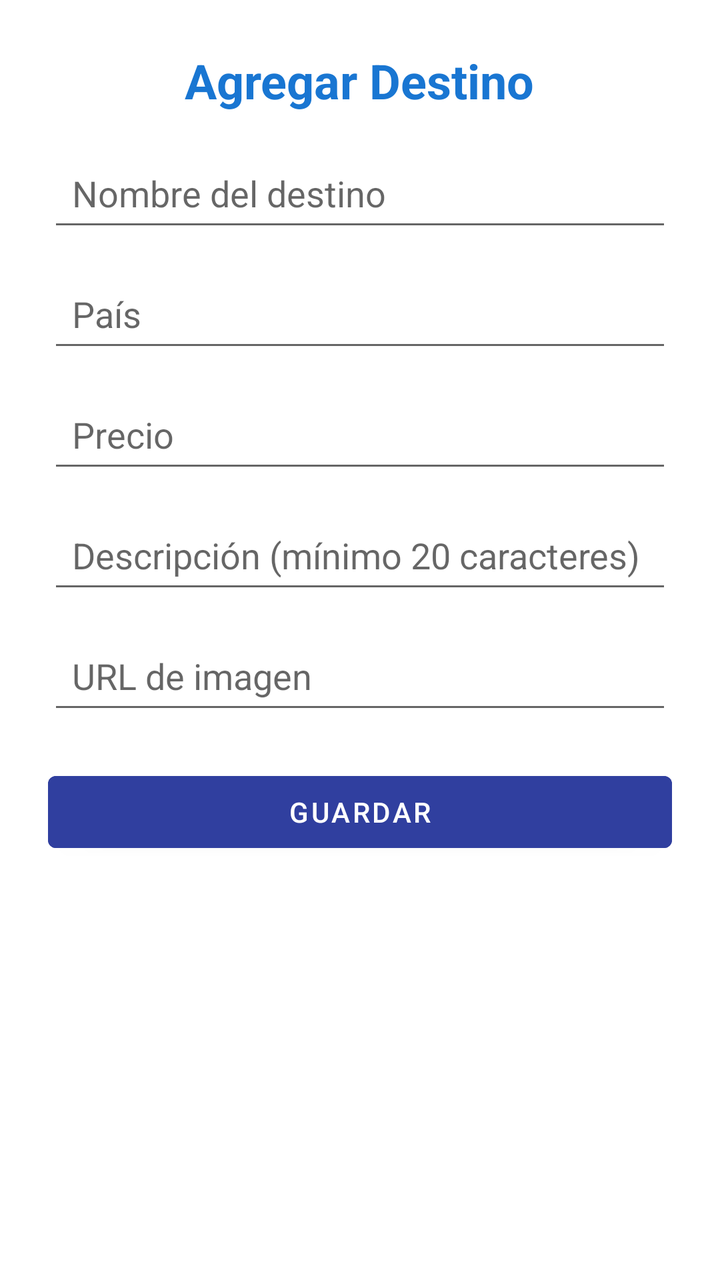
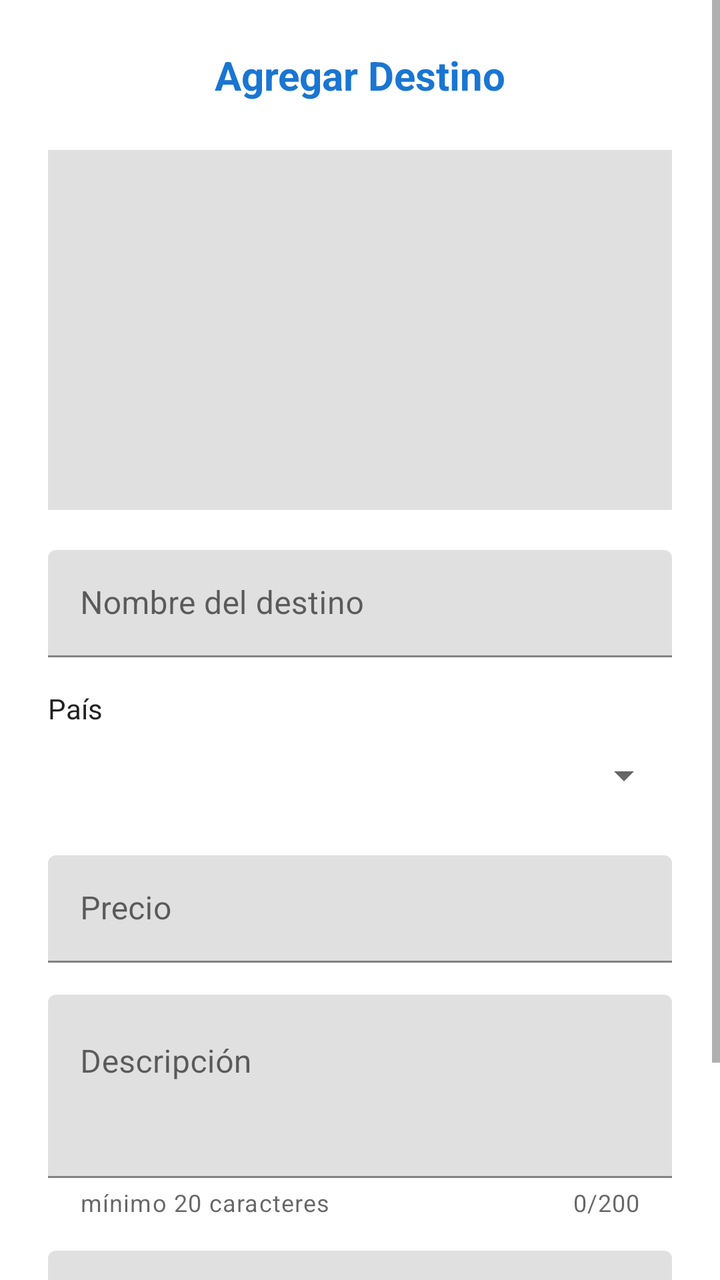

The first picture is an Android layout as it rendered before a commit; the second is the same layout after the commit. The layout source and the unified diff follow.
<!-- AndroidManifest.xml: application theme Theme.Desafio2DSM -->
<!-- res/layout/activity_add_destino.xml -->
<?xml version="1.0" encoding="utf-8"?>
<androidx.constraintlayout.widget.ConstraintLayout
    xmlns:android="http://schemas.android.com/apk/res/android"
    xmlns:app="http://schemas.android.com/apk/res-auto"
    android:id="@+id/main"
    android:layout_width="match_parent"
    android:layout_height="match_parent"
    android:background="@color/background">

    <ScrollView
        android:layout_width="0dp"
        android:layout_height="0dp"
        android:fillViewport="true"
        app:layout_constraintTop_toTopOf="parent"
        app:layout_constraintBottom_toBottomOf="parent"
        app:layout_constraintStart_toStartOf="parent"
        app:layout_constraintEnd_toEndOf="parent">

        <LinearLayout
            android:layout_width="match_parent"
            android:layout_height="wrap_content"
            android:orientation="vertical"
            android:padding="24dp">

            <TextView
                android:layout_width="wrap_content"
                android:layout_height="wrap_content"
                android:text="Agregar Destino"
                android:textSize="24sp"
                android:textStyle="bold"
                android:textColor="@color/blue_700"
                android:layout_gravity="center"
                android:layout_marginBottom="16dp"/>

            <EditText
                android:id="@+id/etNombre"
                android:layout_width="match_parent"
                android:layout_height="wrap_content"
                android:minHeight="48dp"
                android:padding="12dp"
                android:hint="Nombre del destino"
                android:layout_marginBottom="12dp"/>

            <EditText
                android:id="@+id/etPais"
                android:layout_width="match_parent"
                android:layout_height="wrap_content"
                android:minHeight="48dp"
                android:padding="12dp"
                android:hint="País"
                android:layout_marginBottom="12dp"/>

            <EditText
                android:id="@+id/etPrecio"
                android:layout_width="match_parent"
                android:layout_height="wrap_content"
                android:minHeight="48dp"
                android:padding="12dp"
                android:hint="Precio"
                android:inputType="numberDecimal"
                android:layout_marginBottom="12dp"/>

            <EditText
                android:id="@+id/etDescripcion"
                android:layout_width="match_parent"
                android:layout_height="wrap_content"
                android:minHeight="48dp"
                android:padding="12dp"
                android:hint="Descripción (mínimo 20 caracteres)"
                android:layout_marginBottom="12dp"/>

            <EditText
                android:id="@+id/etImagen"
                android:layout_width="match_parent"
                android:layout_height="wrap_content"
                android:minHeight="48dp"
                android:padding="12dp"
                android:hint="URL de imagen"
                android:layout_marginBottom="20dp"/>

            <Button
                android:id="@+id/btnGuardar"
                android:layout_width="match_parent"
                android:layout_height="wrap_content"
                android:minHeight="48dp"
                android:text="Guardar"
                android:backgroundTint="@color/blue_500"
                android:textColor="@android:color/white"/>
        </LinearLayout>
    </ScrollView>
</androidx.constraintlayout.widget.ConstraintLayout>
<!-- resources referenced by this layout -->
<resources>
  <color name="background">#FFFFFF</color>
  <color name="blue_500">#303f9f</color>
  <color name="blue_700">#1976D2</color>
  <style name="Theme.Desafio2DSM" parent="Theme.MaterialComponents.DayNight.NoActionBar">
          <item name="android:windowBackground">@android:color/white</item>
          <item name="colorPrimary">#00695C</item>
          <item name="colorPrimaryVariant">#004D40</item>
          <item name="colorSecondary">#26A69A</item>
      </style>
</resources>

<!-- the commit's change to res/layout/activity_add_destino.xml (unified diff, before → after) -->
@@ -1,91 +1,162 @@
 <?xml version="1.0" encoding="utf-8"?>
-<androidx.constraintlayout.widget.ConstraintLayout
-    xmlns:android="http://schemas.android.com/apk/res/android"
+<ScrollView xmlns:android="http://schemas.android.com/apk/res/android"
     xmlns:app="http://schemas.android.com/apk/res-auto"
-    android:id="@+id/main"
     android:layout_width="match_parent"
     android:layout_height="match_parent"
-    android:background="@color/background">
+    android:fillViewport="true">
 
-    <ScrollView
-        android:layout_width="0dp"
-        android:layout_height="0dp"
-        android:fillViewport="true"
-        app:layout_constraintTop_toTopOf="parent"
-        app:layout_constraintBottom_toBottomOf="parent"
-        app:layout_constraintStart_toStartOf="parent"
-        app:layout_constraintEnd_toEndOf="parent">
+    <androidx.constraintlayout.widget.ConstraintLayout
+        android:layout_width="match_parent"
+        android:layout_height="wrap_content"
+        android:padding="24dp">
 
-        <LinearLayout
-            android:layout_width="match_parent"
+        <TextView
+            android:id="@+id/tvTituloAdd"
+            android:layout_width="wrap_content"
             android:layout_height="wrap_content"
-            android:orientation="vertical"
-            android:padding="24dp">
+            android:text="@string/agregar_destino"
+            android:textStyle="bold"
+            android:textSize="20sp"
+            android:textColor="@color/blue_700"
+            app:layout_constraintTop_toTopOf="parent"
+            app:layout_constraintStart_toStartOf="parent"
+            app:layout_constraintEnd_toEndOf="parent" />
 
-            <TextView
-                android:layout_width="wrap_content"
-                android:layout_height="wrap_content"
-                android:text="Agregar Destino"
-                android:textSize="24sp"
-                android:textStyle="bold"
-                android:textColor="@color/blue_700"
-                android:layout_gravity="center"
-                android:layout_marginBottom="16dp"/>
+        <ImageView
+            android:id="@+id/ivPreview"
+            android:layout_width="0dp"
+            android:layout_height="180dp"
+            android:layout_marginTop="24dp"
+            android:contentDescription="@string/imagen_destino"
+            android:scaleType="centerCrop"
+            android:src="@drawable/placeholder"
+            app:layout_constraintTop_toBottomOf="@id/tvTituloAdd"
+            app:layout_constraintStart_toStartOf="parent"
+            app:layout_constraintEnd_toEndOf="parent" />
 
-            <EditText
+        <com.google.android.material.textfield.TextInputLayout
+            android:id="@+id/tilNombre"
+            style="@style/App.TextInputLayout"
+            android:layout_width="0dp"
+            android:layout_height="wrap_content"
+            android:hint="@string/nombre_destino"
+            app:layout_constraintTop_toBottomOf="@id/ivPreview"
+            app:layout_constraintStart_toStartOf="parent"
+            app:layout_constraintEnd_toEndOf="parent"
+            android:layout_marginTop="20dp">
+
+            <com.google.android.material.textfield.TextInputEditText
                 android:id="@+id/etNombre"
                 android:layout_width="match_parent"
                 android:layout_height="wrap_content"
-                android:minHeight="48dp"
-                android:padding="12dp"
-                android:hint="Nombre del destino"
-                android:layout_marginBottom="12dp"/>
+                android:inputType="textCapWords" />
+        </com.google.android.material.textfield.TextInputLayout>
 
-            <EditText
-                android:id="@+id/etPais"
-                android:layout_width="match_parent"
-                android:layout_height="wrap_content"
-                android:minHeight="48dp"
-                android:padding="12dp"
-                android:hint="País"
-                android:layout_marginBottom="12dp"/>
+        <TextView
+            android:id="@+id/labelPais"
+            android:layout_width="wrap_content"
+            android:layout_height="wrap_content"
+            android:text="@string/pais"
+            android:textColor="@color/black"
+            app:layout_constraintTop_toBottomOf="@id/tilNombre"
+            app:layout_constraintStart_toStartOf="parent"
+            android:layout_marginTop="16dp" />
 
-            <EditText
+        <Spinner
+            android:id="@+id/spPais"
+            android:layout_width="0dp"
+            android:layout_height="48dp"
+            android:spinnerMode="dropdown"
+            app:layout_constraintTop_toBottomOf="@id/labelPais"
+            app:layout_constraintStart_toStartOf="parent"
+            app:layout_constraintEnd_toEndOf="parent" />
+
+        <com.google.android.material.textfield.TextInputLayout
+            android:id="@+id/tilPrecio"
+            style="@style/App.TextInputLayout"
+            android:layout_width="0dp"
+            android:layout_height="wrap_content"
+            android:hint="@string/precio"
+            app:prefixText="$ "
+            app:layout_constraintTop_toBottomOf="@id/spPais"
+            app:layout_constraintStart_toStartOf="parent"
+            app:layout_constraintEnd_toEndOf="parent"
+            android:layout_marginTop="16dp">
+
+            <com.google.android.material.textfield.TextInputEditText
                 android:id="@+id/etPrecio"
                 android:layout_width="match_parent"
                 android:layout_height="wrap_content"
-                android:minHeight="48dp"
-                android:padding="12dp"
-                android:hint="Precio"
-                android:inputType="numberDecimal"
-                android:layout_marginBottom="12dp"/>
+                android:inputType="numberDecimal" />
+        </com.google.android.material.textfield.TextInputLayout>
 
-            <EditText
+        <com.google.android.material.textfield.TextInputLayout
+            android:id="@+id/tilDescripcion"
+            style="@style/App.TextInputLayout"
+            android:layout_width="0dp"
+            android:layout_height="wrap_content"
+            android:hint="@string/descripcion"
+            app:helperText="@string/descripcion_min_20"
+            app:counterEnabled="true"
+            app:counterMaxLength="200"
+            app:layout_constraintTop_toBottomOf="@id/tilPrecio"
+            app:layout_constraintStart_toStartOf="parent"
+            app:layout_constraintEnd_toEndOf="parent"
+            android:layout_marginTop="16dp">
+
+            <com.google.android.material.textfield.TextInputEditText
                 android:id="@+id/etDescripcion"
                 android:layout_width="match_parent"
                 android:layout_height="wrap_content"
-                android:minHeight="48dp"
-                android:padding="12dp"
-                android:hint="Descripción (mínimo 20 caracteres)"
-                android:layout_marginBottom="12dp"/>
+                android:minLines="3"
+                android:maxLines="5"
+                android:gravity="top"
+                android:inputType="textMultiLine" />
+        </com.google.android.material.textfield.TextInputLayout>
 
-            <EditText
-                android:id="@+id/etImagen"
+        <com.google.android.material.textfield.TextInputLayout
+            android:id="@+id/tilImagen"
+            style="@style/App.TextInputLayout"
+            android:layout_width="0dp"
+            android:layout_height="wrap_content"
+            android:hint="URL de la imagen"
+            app:layout_constraintTop_toBottomOf="@id/tilDescripcion"
+            app:layout_constraintStart_toStartOf="parent"
+            app:layout_constraintEnd_toEndOf="parent"
+            android:layout_marginTop="16dp">
+
+            <com.google.android.material.textfield.TextInputEditText
+                android:id="@+id/etImagenUrl"
                 android:layout_width="match_parent"
                 android:layout_height="wrap_content"
-                android:minHeight="48dp"
-                android:padding="12dp"
-                android:hint="URL de imagen"
-                android:layout_marginBottom="20dp"/>
+                android:inputType="textUri" />
+        </com.google.android.material.textfield.TextInputLayout>
 
-            <Button
-                android:id="@+id/btnGuardar"
-                android:layout_width="match_parent"
-                android:layout_height="wrap_content"
-                android:minHeight="48dp"
-                android:text="Guardar"
-                android:backgroundTint="@color/blue_500"
-                android:textColor="@android:color/white"/>
-        </LinearLayout>
-    </ScrollView>
-</androidx.constraintlayout.widget.ConstraintLayout>
+        <com.google.android.material.button.MaterialButton
+            android:id="@+id/btnGuardar"
+            android:layout_width="0dp"
+            android:layout_height="wrap_content"
+            android:text="@string/guardar"
+            android:textAllCaps="false"
+            android:minHeight="48dp"
+            app:cornerRadius="12dp"
+            app:backgroundTint="@color/blue_700"
+            android:textColor="@android:color/white"
+            app:layout_constraintTop_toBottomOf="@id/tilImagen"
+            app:layout_constraintStart_toStartOf="parent"
+            app:layout_constraintEnd_toEndOf="parent"
+            android:layout_marginTop="20dp" />
+
+        <ProgressBar
+            android:id="@+id/progress"
+            style="?android:attr/progressBarStyleLarge"
+            android:layout_width="wrap_content"
+            android:layout_height="wrap_content"
+            android:visibility="gone"
+            app:layout_constraintTop_toTopOf="parent"
+            app:layout_constraintBottom_toBottomOf="parent"
+            app:layout_constraintStart_toStartOf="parent"
+            app:layout_constraintEnd_toEndOf="parent" />
+
+    </androidx.constraintlayout.widget.ConstraintLayout>
+</ScrollView>
<!-- resource entries referenced after the edit -->
@@ -1,13 +1,26 @@
 <!-- resources referenced by this layout -->
 <resources>
-  <color name="background">#FFFFFF</color>
-  <color name="blue_500">#303f9f</color>
+  <color name="black">#212121</color>
   <color name="blue_700">#1976D2</color>
+  <!-- drawable placeholder (drawable) -->
+  <?xml version="1.0" encoding="utf-8"?>
+  <shape xmlns:android="http://schemas.android.com/apk/res/android">
+      <solid android:color="#E0E0E0"/>
+      <size android:width="96dp" android:height="96dp"/>
+  </shape>
+  <string name="agregar_destino">Agregar Destino</string>
+  <string name="descripcion">Descripción</string>
+  <string name="descripcion_min_20">mínimo 20 caracteres</string>
+  <string name="guardar">Guardar</string>
+  <string name="imagen_destino">Imagen del destino</string>
+  <string name="nombre_destino">Nombre del destino</string>
+  <string name="pais">País</string>
+  <string name="precio">Precio</string>
+  <style name="App.TextInputLayout" parent="Widget.MaterialComponents.TextInputLayout.FilledBox.Dense">
+          <item name="boxBackgroundMode">filled</item>
+      </style>
   <style name="Theme.Desafio2DSM" parent="Theme.MaterialComponents.DayNight.NoActionBar">
           <item name="android:windowBackground">@android:color/white</item>
-          <item name="colorPrimary">#00695C</item>
-          <item name="colorPrimaryVariant">#004D40</item>
-          <item name="colorSecondary">#26A69A</item>
       </style>
 </resources>
 
